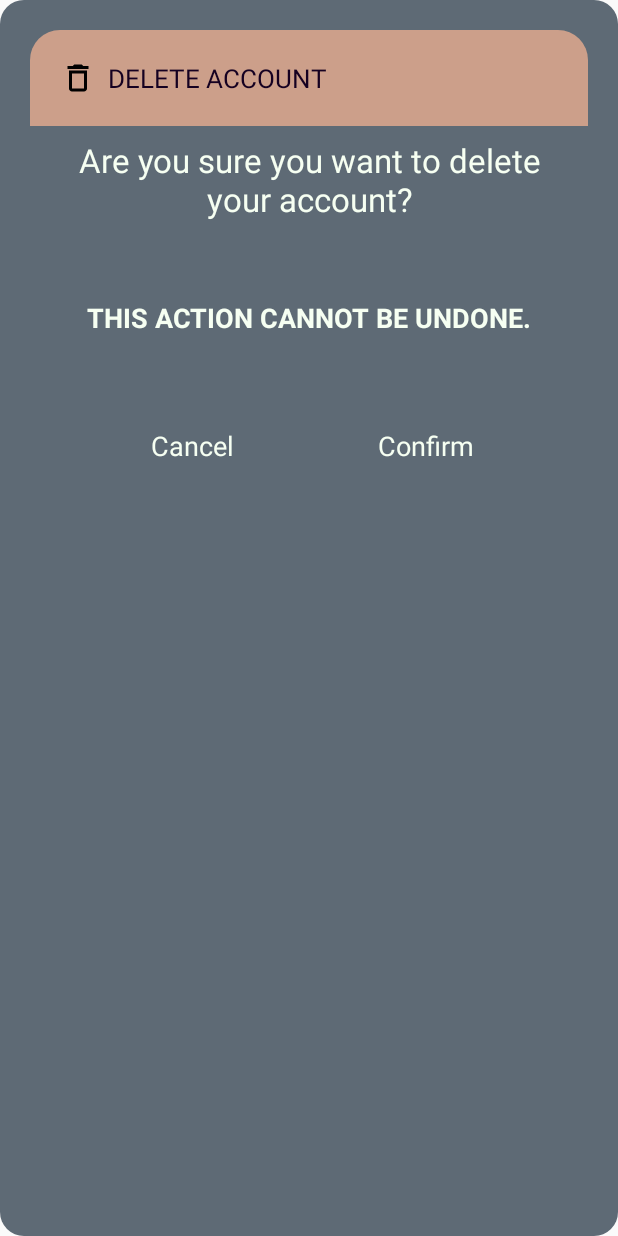
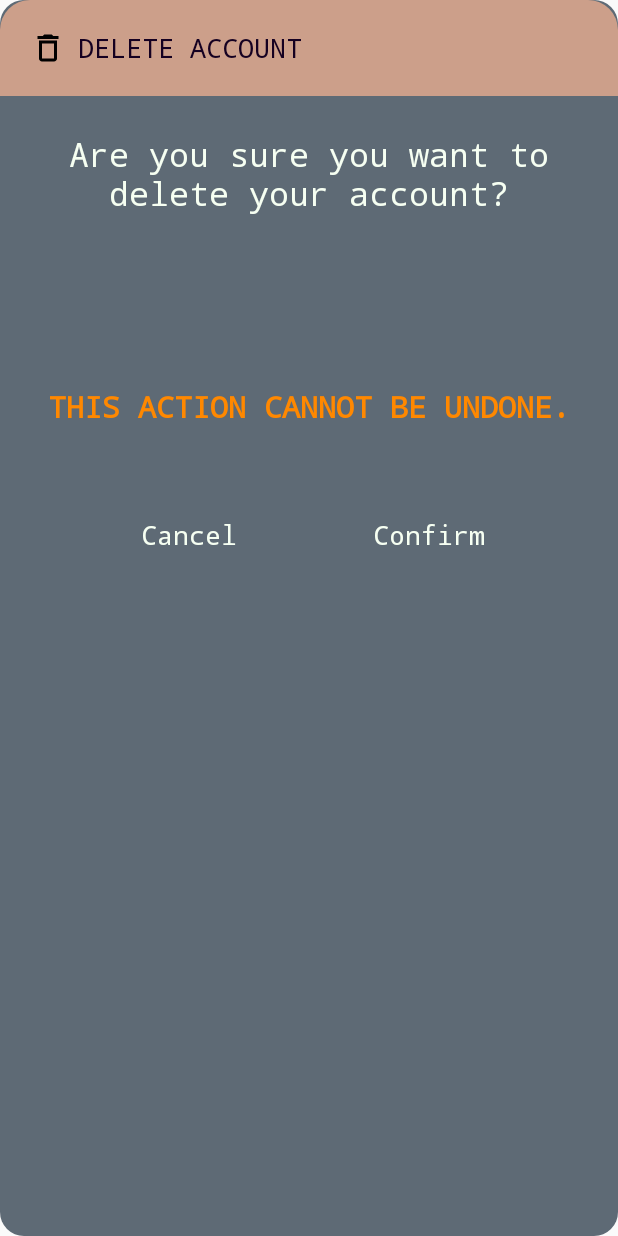
Before and after one commit to idkneel/Cabinet-Chef, an Android app: the layout delete_account_dialogue.xml on its own in the app's theme, with its tools: preview values and no code run, on a phone screen of 412 x 824 dp. Run offline under Robolectric (Android 15) with nearby library versions, the phone set to English and light mode, and no system bars.

Commit message:
trying to make the extra confirm screen for the delete account, having trouble getting it to work correctly. Will finish either sunday night or monday morning

```diff
--- a/app/src/main/res/layout/delete_account_dialogue.xml
+++ b/app/src/main/res/layout/delete_account_dialogue.xml
@@ -5,14 +5,7 @@
     android:layout_width="match_parent"
     android:layout_height="match_parent"
     xmlns:app="http://schemas.android.com/apk/res-auto"
-    android:padding="20dp"
     android:background="@drawable/dark_mode_popup_background">
-
-    <androidx.constraintlayout.widget.ConstraintLayout
-        android:id="@+id/dialogBox"
-        android:layout_width="match_parent"
-        android:layout_height="wrap_content"
-        app:layout_constraintTop_toTopOf="parent">
 
     <TextView
         android:id="@+id/deleteTitle"
@@ -21,11 +14,19 @@
         android:padding="20dp"
         android:text="@string/delete_account"
         android:textSize="17sp"
+        android:typeface="monospace"
         android:background="@drawable/lock_round"
         android:textColor="@color/Light.Mode.Text"
         android:drawablePadding="8dp"
         app:drawableLeftCompat="@drawable/baseline_delete_outline_24"
         app:layout_constraintTop_toTopOf="parent"/>
+
+    <androidx.constraintlayout.widget.ConstraintLayout
+        android:id="@+id/dialogBox"
+        android:layout_width="match_parent"
+        android:layout_height="wrap_content"
+        app:layout_constraintTop_toBottomOf="@id/deleteTitle"
+        android:padding="16dp">
 
         <TextView
             android:id="@+id/desc"
@@ -37,27 +38,29 @@
             android:layout_marginEnd="20dp"
             android:layout_marginTop="8dp"
             android:textSize="22sp"
+            android:typeface="monospace"
             android:textColor="@color/Dark.Mode.Text"
-            app:layout_constraintTop_toBottomOf="@id/deleteTitle" />
+            app:layout_constraintTop_toTopOf="parent" />
 
         <TextView
             android:id="@+id/warningBox"
             android:layout_width="match_parent"
             android:layout_height="100dp"
-            android:textColor="@color/Dark.Mode.Text"
-            android:textSize="18sp"
+            android:textColor="@android:color/holo_orange_dark"
+            android:textSize="20sp"
             android:textAllCaps="true"
             android:layout_marginTop="40dp"
             android:text="@string/delete_warning"
             android:gravity="center"
             android:textStyle="bold"
+            android:typeface="monospace"
             android:layout_marginBottom="30dp"
             android:textColorHint="@color/Dark.Mode.Text"
             android:maxLines="1"
             android:backgroundTint="@color/Light.Mode.2"
             app:layout_constraintStart_toStartOf="parent"
             app:layout_constraintBottom_toBottomOf="parent"
-            app:layout_constraintTop_toBottomOf="@id/deleteTitle"/>
+            app:layout_constraintTop_toBottomOf="@id/desc"/>
 
         <TextView
             android:id="@+id/btnCancel"
@@ -69,6 +72,7 @@
             android:gravity="center"
             android:textColor="@color/Dark.Mode.Text"
             android:textSize="18sp"
+            android:typeface="monospace"
             app:cornerRadius="20dp"
             android:layout_marginBottom="8dp"
             android:layout_marginTop="10dp"
@@ -88,13 +92,13 @@
             android:layout_marginTop="10dp"
             android:layout_marginEnd="40dp"
             android:textSize="18sp"
+            android:typeface="monospace"
             android:textColor="@color/Dark.Mode.Text"
             app:cornerRadius="20dp"
             app:layout_constraintEnd_toEndOf="parent"
             app:layout_constraintBottom_toBottomOf="@id/dialogBox"
             app:layout_constraintStart_toEndOf="@id/btnCancel" />
 
-
     </androidx.constraintlayout.widget.ConstraintLayout>
 
 </androidx.constraintlayout.widget.ConstraintLayout>
--- a/app/src/main/res/values/strings.xml
+++ b/app/src/main/res/values/strings.xml
@@ -54,4 +54,7 @@
     <string name="delete_warning">This action cannot be undone.</string>
     <string name="delete_confirmation">Are you sure you want to delete your account?</string>
     <string name="lets_get_cooking">Lets Get Cooking</string>
+    <string name="are_you_sure">Are You Sure?</string>
+    <string name="no">No</string>
+    <string name="yes">yes</string>
 </resources>
```
Also changed, not shown: app/src/main/java/com/example/cabinetchef/Settings.java (+29 -1 lines), app/src/main/res/layout/are_you_sure_popup.xml (added, +49 -0 lines). Lines whose indentation alone changed are shown as unchanged.
